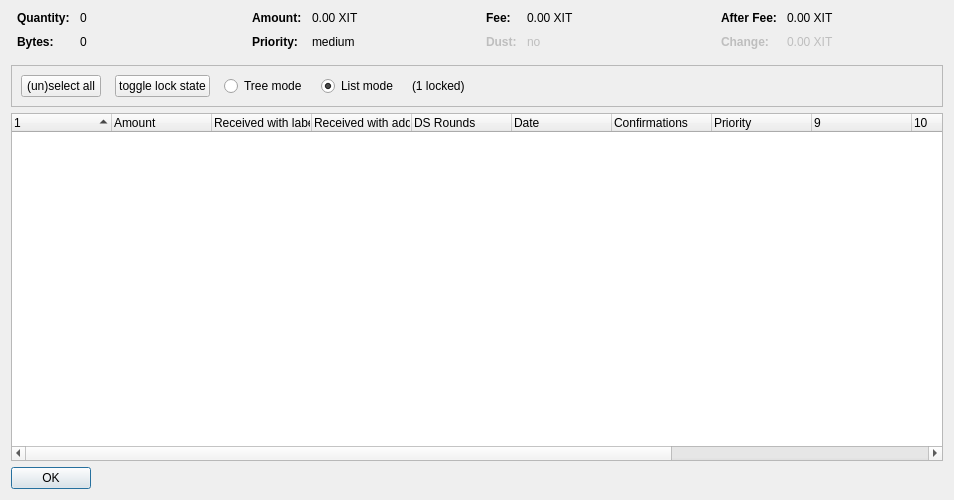
Old version of the form src/qt/forms/coincontroldialog.ui in the repository IttriumCore/ittrium.
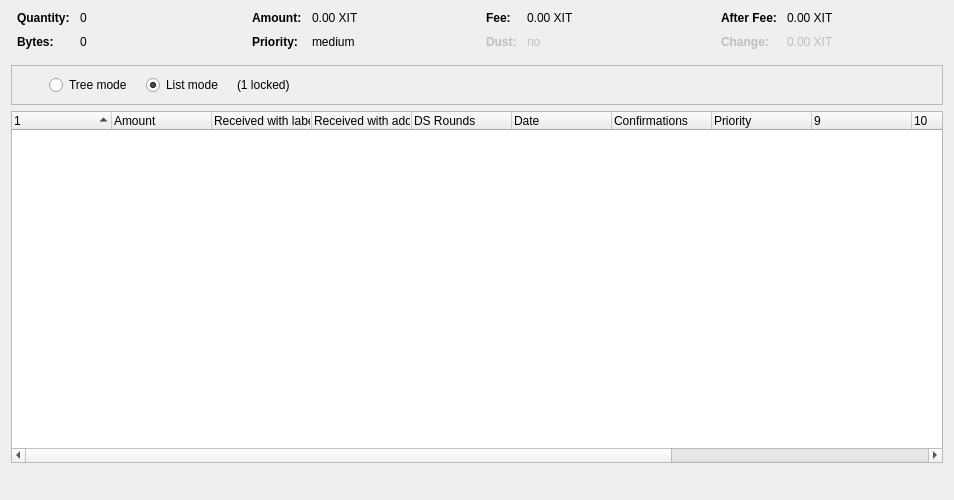
New version of the form. Custom widgets are drawn as their Qt base class.

Diff of the .ui file:
```diff
--- a/src/qt/forms/coincontroldialog.ui
+++ b/src/qt/forms/coincontroldialog.ui
@@ -353,33 +353,33 @@
          <number>14</number>
         </property>
         <item>
-         <widget class="QPushButton" name="pushButtonSelectAll">
+         <widget class="QtMaterialFlatButton" name="pushButtonSelectAll" native="true">
           <property name="sizePolicy">
            <sizepolicy hsizetype="Maximum" vsizetype="Fixed">
             <horstretch>0</horstretch>
             <verstretch>0</verstretch>
            </sizepolicy>
           </property>
-          <property name="text">
+          <property name="text" stdset="0">
            <string>(un)select all</string>
           </property>
-          <property name="autoDefault">
+          <property name="autoDefault" stdset="0">
            <bool>false</bool>
           </property>
          </widget>
         </item>
         <item>
-         <widget class="QPushButton" name="pushButtonToggleLock">
+         <widget class="QtMaterialFlatButton" name="pushButtonToggleLock" native="true">
           <property name="sizePolicy">
            <sizepolicy hsizetype="Maximum" vsizetype="Fixed">
             <horstretch>0</horstretch>
             <verstretch>0</verstretch>
            </sizepolicy>
           </property>
-          <property name="text">
+          <property name="text" stdset="0">
            <string>toggle lock state</string>
           </property>
-          <property name="autoDefault">
+          <property name="autoDefault" stdset="0">
            <bool>false</bool>
           </property>
          </widget>
@@ -526,20 +526,37 @@
     </widget>
    </item>
    <item>
-    <widget class="QDialogButtonBox" name="buttonBox">
+    <layout class="QHBoxLayout" name="horizontalLayout_2">
+     <item>
+      <spacer name="horizontalSpacer_2">
+       <property name="orientation">
+        <enum>Qt::Horizontal</enum>
+       </property>
+       <property name="sizeType">
+        <enum>QSizePolicy::Expanding</enum>
+       </property>
+       <property name="sizeHint" stdset="0">
+        <size>
+         <width>40</width>
+         <height>20</height>
+        </size>
+       </property>
+      </spacer>
+     </item>
+     <item>
+      <widget class="QtMaterialFlatButton" name="selectButton" native="true">
      <property name="sizePolicy">
-      <sizepolicy hsizetype="Maximum" vsizetype="Fixed">
+        <sizepolicy hsizetype="Preferred" vsizetype="Preferred">
        <horstretch>0</horstretch>
        <verstretch>0</verstretch>
       </sizepolicy>
      </property>
-     <property name="orientation">
-      <enum>Qt::Horizontal</enum>
-     </property>
-     <property name="standardButtons">
-      <set>QDialogButtonBox::Ok</set>
-     </property>
-    </widget>
+	    <property name="text" stdset="0">
+        <string>OK</string>
+       </property>
+      </widget>
+     </item>
+    </layout>
    </item>
   </layout>
  </widget>
@@ -549,6 +566,11 @@
    <extends>QTreeWidget</extends>
    <header>coincontroltreewidget.h</header>
   </customwidget>
+  <customwidget>
+   <class>QtMaterialFlatButton</class>
+   <extends>QWidget</extends>
+   <header>qtmaterialflatbutton.h</header>
+  </customwidget>
  </customwidgets>
  <resources/>
  <connections/>
```
Lines whose indentation alone changed are shown as unchanged.
